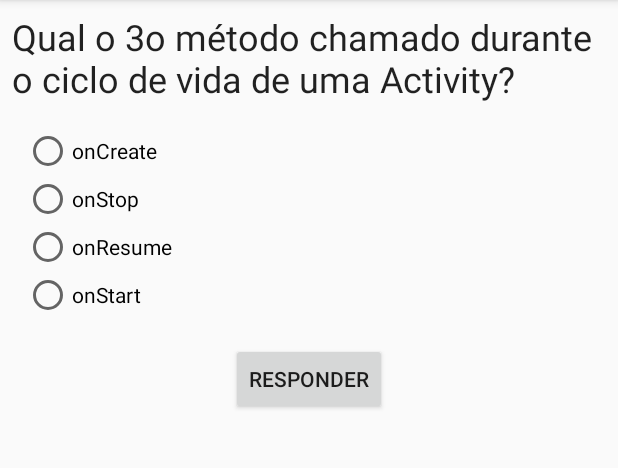
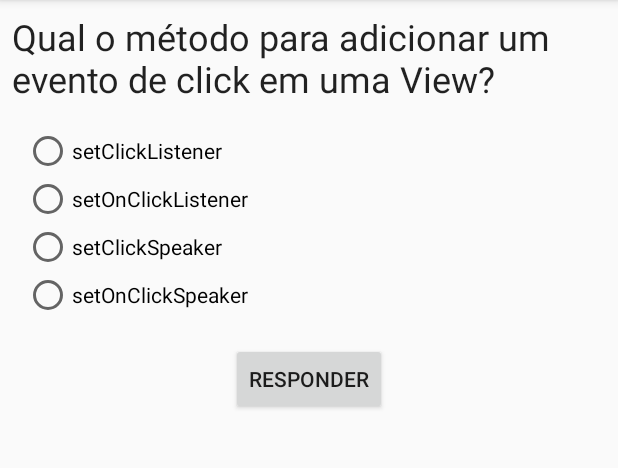
Before and after one commit to MobileTeacher/FundamentosAndroid, an Android app: the screen it shows after launch (QuestionActivity), after a tap on "RESPONDER", on a phone screen of 412 x 824 dp, the part 84-552 px from its top. Run offline under Robolectric (Android 15) with nearby library versions, the phone set to English and light mode, and no system bars.

Commit message:
added 2 questions

```diff
--- a/ProfJarvis/app/src/main/java/br/edu/infnet/profjarvis/QuestionActivity.kt
+++ b/ProfJarvis/app/src/main/java/br/edu/infnet/profjarvis/QuestionActivity.kt
@@ -1,5 +1,6 @@
 package br.edu.infnet.profjarvis
 
+import android.content.Intent
 import android.support.v7.app.AppCompatActivity
 import android.os.Bundle
 import android.widget.RadioButton
@@ -8,17 +9,28 @@ import kotlinx.android.synthetic.main.activity_question.*
 
 class QuestionActivity : AppCompatActivity() {
 
-    lateinit var question: Question
+    lateinit var questions: List<Question>
     lateinit var radioButtonsIds: List<Int>
+    var index = 0
 
     override fun onCreate(savedInstanceState: Bundle?) {
         super.onCreate(savedInstanceState)
         setContentView(R.layout.activity_question)
 
+        index = intent.getIntExtra("Index", 0)
+
+
         val optionsArray = resources.getStringArray(R.array.test_choices)
-        question = Question(getString(R.string.test_question),
+        questions = listOf(
+                Question(getString(R.string.test_question),
                 optionsArray.toList(),
-                2)
+                2),
+                Question(getString(R.string.test_question2),
+                        listOf("setClickListener",
+                                "setOnClickListener",
+                                "setClickSpeaker",
+                                "setOnClickSpeaker"),
+                        1))
 
         radioButtonsIds = listOf(choice_a_radiobutton.id,
                                 choice_b_radiobutton.id,
@@ -26,7 +38,7 @@ class QuestionActivity : AppCompatActivity() {
                                 choice_d_radiobutton.id)
 
 
-        setUpQuestion(question)
+        setUpQuestion(questions[index])
         setUpListeners()
     }
 
@@ -34,11 +46,15 @@ class QuestionActivity : AppCompatActivity() {
         answer_button.setOnClickListener {
             val selectedOptionId = choices_radiogroup.checkedRadioButtonId
             val selectedIndex = radioButtonsIds.indexOf(selectedOptionId)
-            if (selectedIndex == question.answer){
+            if (selectedIndex == questions[index].answer){
                 Toast.makeText(this, "Parabéns, você acertou!", Toast.LENGTH_LONG).show()
             } else {
                 Toast.makeText(this, ":( você errou!", Toast.LENGTH_LONG).show()
             }
+
+            val nextIntent = Intent(this, QuestionActivity::class.java)
+            nextIntent.putExtra("Index", index+1)
+            startActivity(nextIntent)
         }
     }
 
--- a/ProfJarvis/app/src/main/res/values/strings.xml
+++ b/ProfJarvis/app/src/main/res/values/strings.xml
@@ -1,6 +1,7 @@
 <resources>
     <string name="app_name">ProfJarvis</string>
     <string name="test_question">Qual o 3o método chamado durante o ciclo de vida de uma Activity?</string>
+    <string name="test_question2">Qual o método para adicionar um evento de click em uma View?</string>
     <string-array name="test_choices">
         <item>onCreate</item>
         <item>onStop</item>
```
